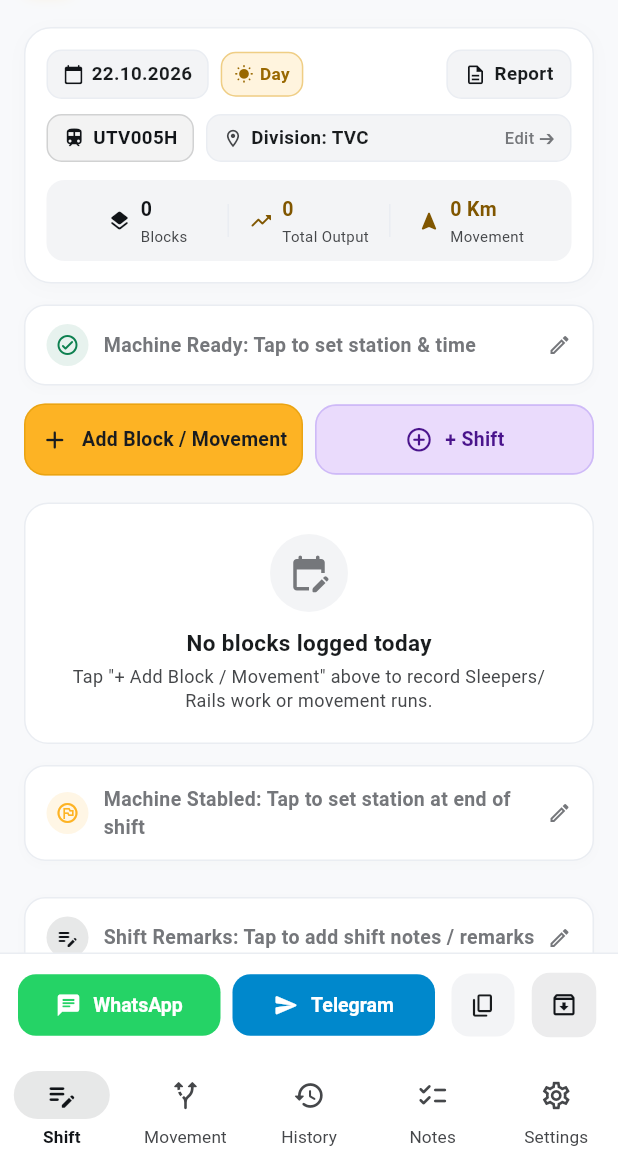
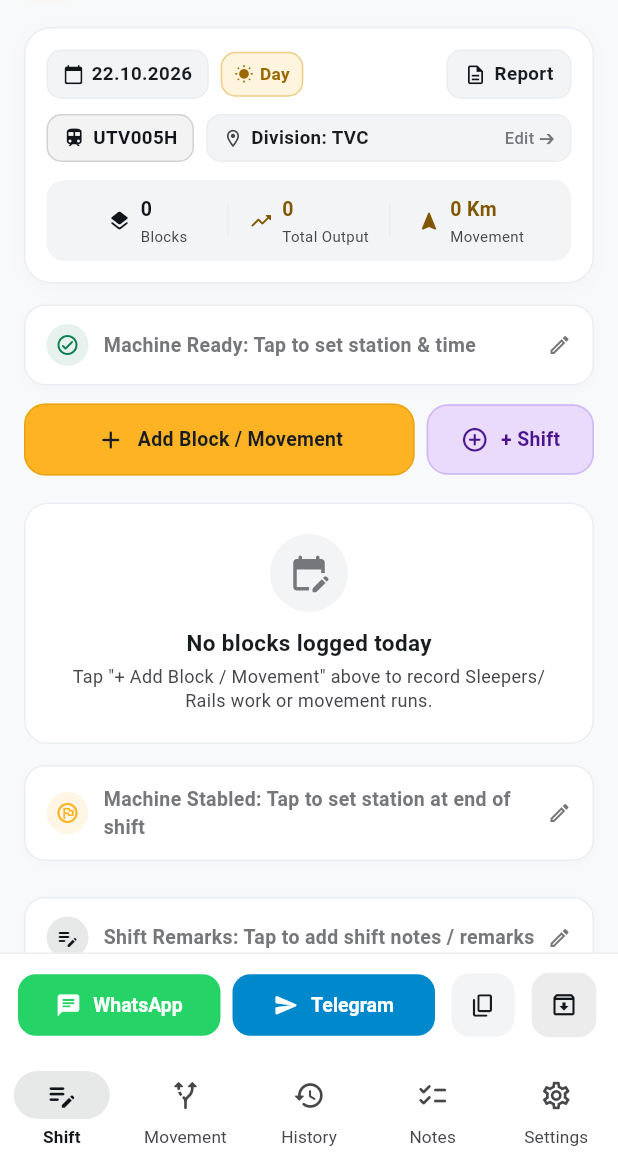
Before and after one commit to turboaristocrat/trackr-lite, a Flutter app: the screen it shows after launch, on a phone screen of 412 x 824 dp, the part 75-1236 px from its top. Run offline on Flutter 3.47's test engine with Material 3 defaults, Android fonts, the phone set to English and light mode, and no system bars; our stand-ins replace file_picker, share_plus, shared_preferences, web; missing offline and left inert: dart:js_interop.

Commit message:
style: set Add Block to 70% and light violet + Shift to 30% split

```diff
--- a/lib/screens/shift_screen.dart
+++ b/lib/screens/shift_screen.dart
@@ -1000,8 +1000,9 @@ class ShiftScreenState extends State<ShiftScreen> {
           padding: const EdgeInsets.symmetric(horizontal: 16, vertical: 8),
           child: Row(
             children: [
-              // Primary Add Block Button
+              // Primary Add Block Button (70% width)
               Expanded(
+                flex: 7,
                 child: ElevatedButton.icon(
                   style: ElevatedButton.styleFrom(
                     backgroundColor: const Color(0xFFFDB324), // Railway Signal Yellow / Amber
@@ -1031,8 +1032,9 @@ class ShiftScreenState extends State<ShiftScreen> {
               ),
               const SizedBox(width: 8),
 
-              // + Shift Button (Same width as Add Block, Light Violet)
+              // + Shift Button (30% width, Light Violet)
               Expanded(
+                flex: 3,
                 child: ElevatedButton.icon(
                   style: ElevatedButton.styleFrom(
                     backgroundColor: const Color(0xFFEADBFC), // Light violet
```
